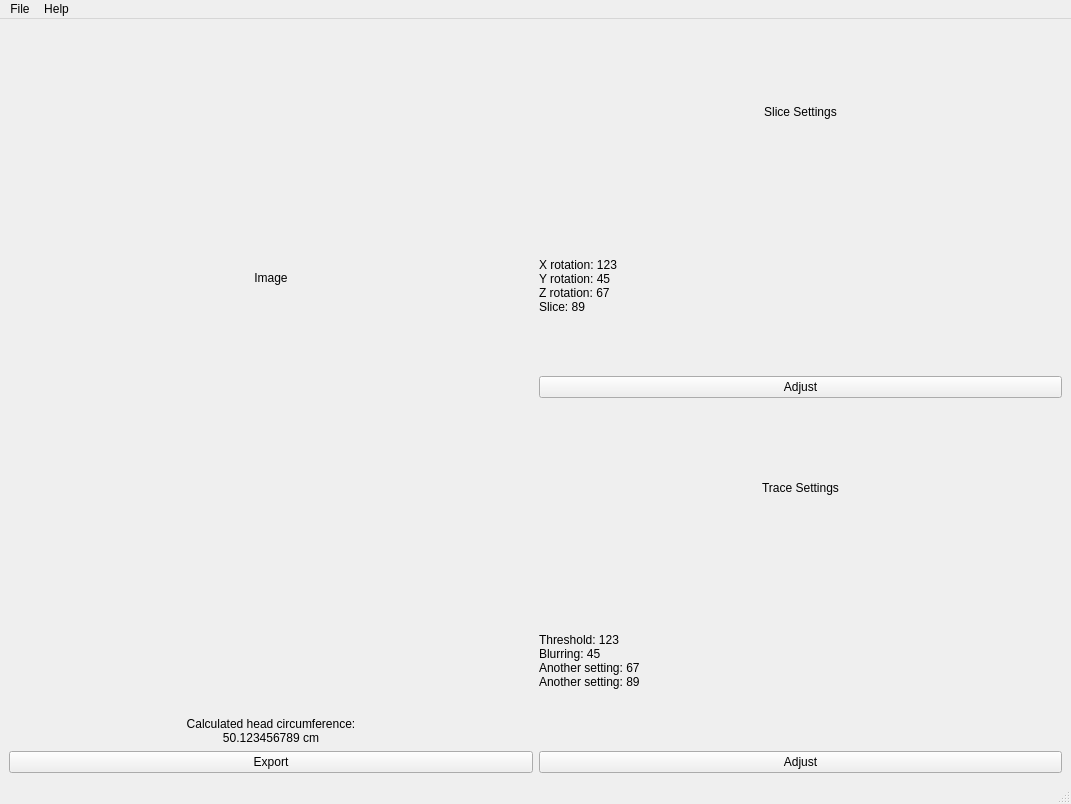
Above: src/GUI/circumference.ui from NIRALUser/NeuroRuler before the change. Below: the same form after it.
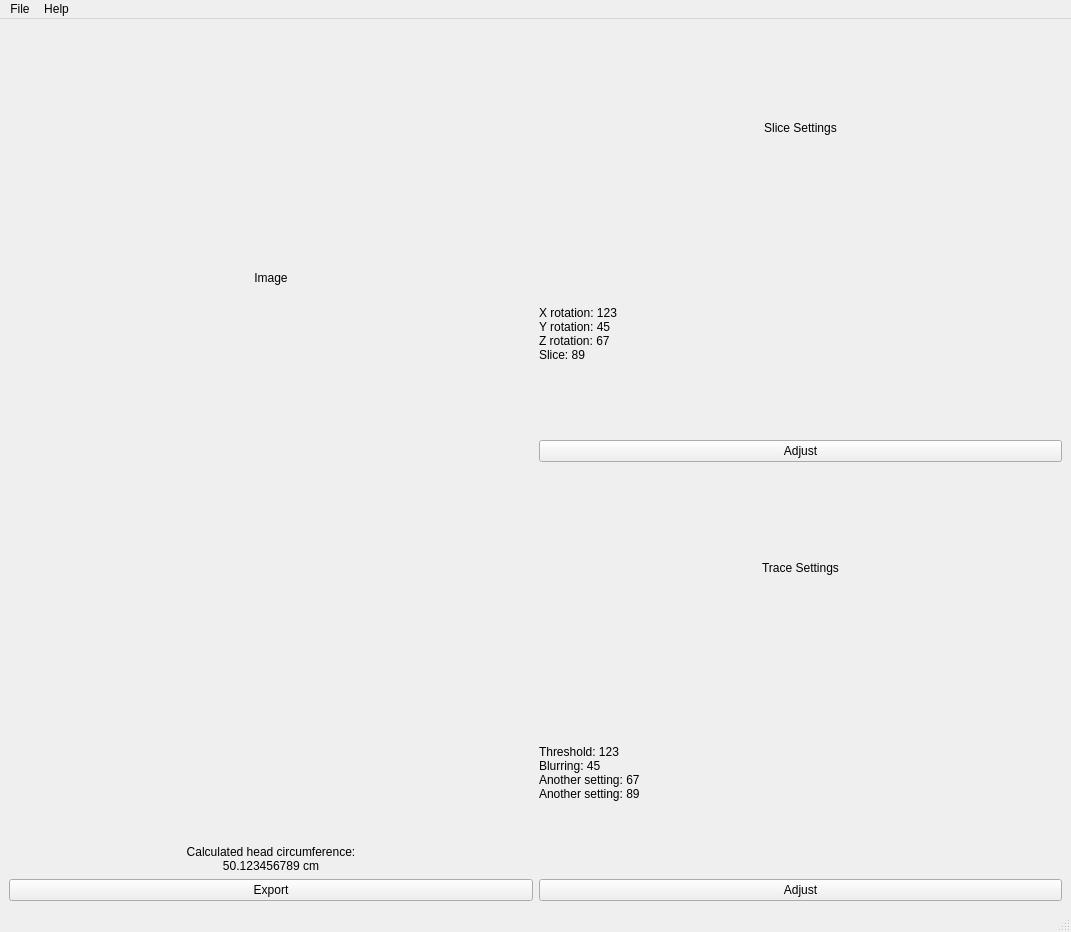
That is the form after the change.

The edit to the form file:
```diff
--- a/src/GUI/circumference.ui
+++ b/src/GUI/circumference.ui
@@ -7,7 +7,7 @@
     <x>0</x>
     <y>0</y>
     <width>1071</width>
-    <height>804</height>
+    <height>932</height>
    </rect>
   </property>
   <property name="windowTitle">
```
Left out of the diff: 2 changed lines with no effect on the pictures.
